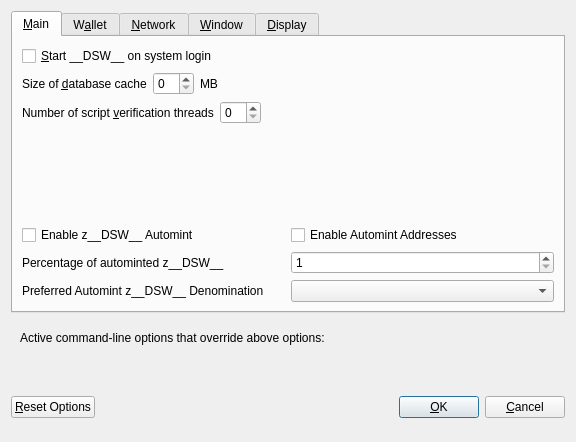
decenomy/DSW, file src/qt/forms/optionsdialog.ui: the form before one commit.
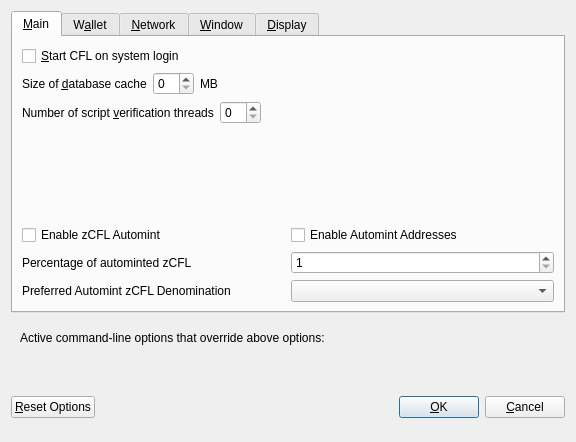
The form after the commit. Custom widgets are drawn as their Qt base class.

The edit to the form file:
```diff
--- a/src/qt/forms/optionsdialog.ui
+++ b/src/qt/forms/optionsdialog.ui
@@ -33,7 +33,7 @@
           <string>Automatically start __DSW__ after logging in to the system.</string>
          </property>
          <property name="text">
-          <string>&amp;Start __DSW__ on system login</string>
+          <string>&amp;Start CFL on system login</string>
          </property>
         </widget>
        </item>
@@ -147,7 +147,7 @@
                <enum>Qt::LeftToRight</enum>
               </property>
               <property name="text">
-               <string>Enable z__DSW__ Automint</string>
+               <string>Enable zCFL Automint</string>
               </property>
              </widget>
             </item>
@@ -174,7 +174,7 @@
                <string>Percentage of incoming __DSW__ which get automatically converted to z__DSW__ via Zerocoin Protocol (min: 10%)</string>
               </property>
               <property name="text">
-               <string>Percentage of autominted z__DSW__</string>
+               <string>Percentage of autominted zCFL</string>
               </property>
              </widget>
             </item>
@@ -207,7 +207,7 @@
                <string>Wait with automatic conversion to Zerocoin until enough __DSW__ for this denomination is available</string>
               </property>
               <property name="text">
-               <string>Preferred Automint z__DSW__ Denomination</string>
+               <string>Preferred Automint zCFL Denomination</string>
               </property>
              </widget>
             </item>
```
Left out of the diff: 20 changed lines with no effect on the pictures.
